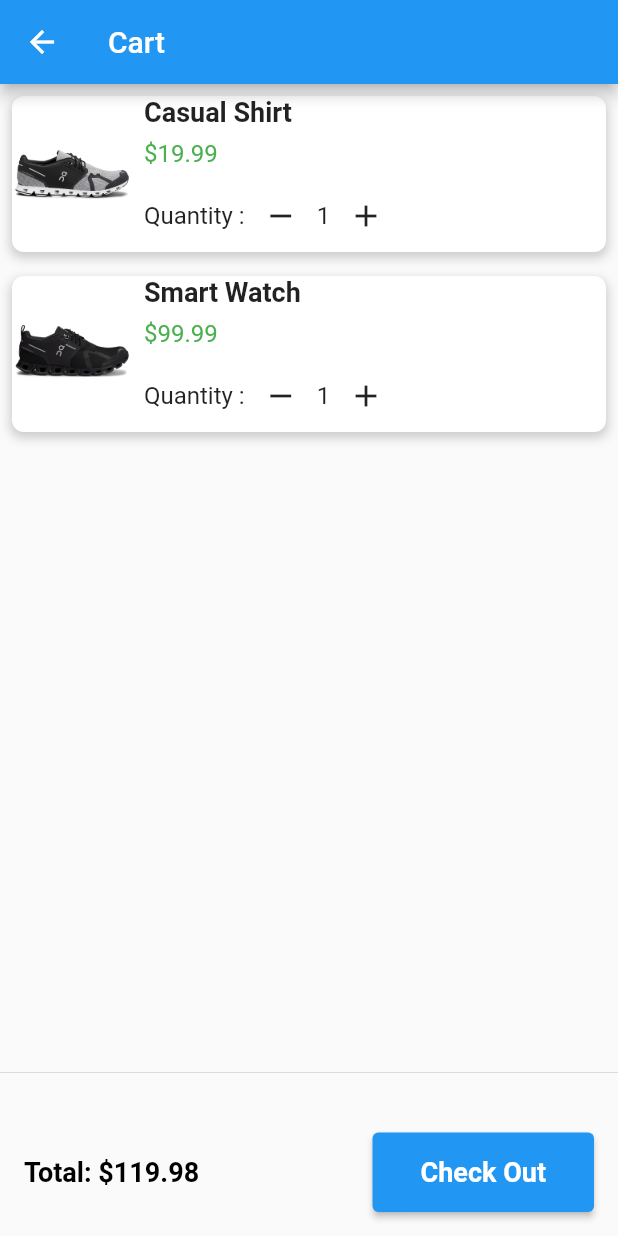
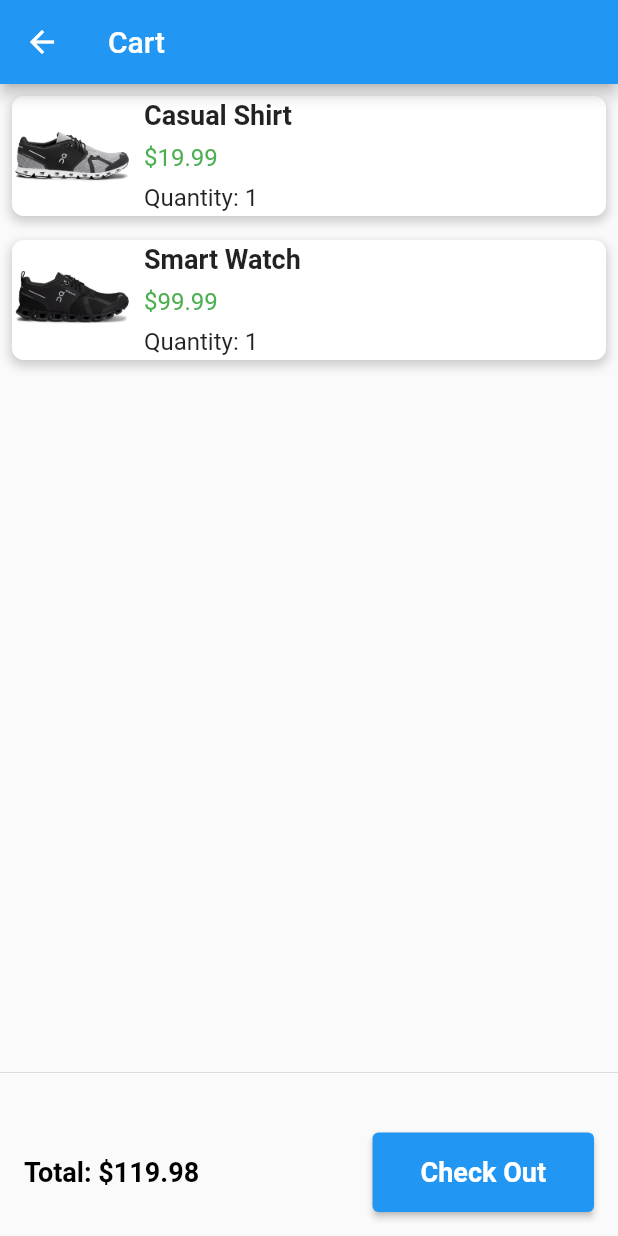
Before and after one commit to trantuankiet11884/Flutter, a Flutter app: the CartPage screen opened directly, on a phone screen of 412 x 824 dp. Run offline on Flutter 3.47's test engine with Material 2 defaults, Android fonts, the light colour scheme and no system bars; our stand-ins replace flutter_image_slideshow.

Commit message:
four time

```diff
--- a/lib/CartItem.dart
+++ b/lib/CartItem.dart
@@ -70,27 +70,11 @@ class CartItem extends StatelessWidget {
                 SizedBox(
                   height: 8.0,
                 ),
-                Row(
-                  children: [
-                    Text(
-                      'Quantity :',
-                      style: TextStyle(fontSize: 16),
-                    ),
-                    IconButton(
-                      icon: Icon(Icons.remove),
-                      onPressed: () {},
-                    ),
-                    Text(
-                      '$quantity',
-                      style: TextStyle(
-                        fontSize: 16,
-                      ),
-                    ),
-                    IconButton(
-                      icon: Icon(Icons.add),
-                      onPressed: () {},
-                    ),
-                  ],
+                Text(
+                  'Quantity: $quantity',
+                  style: TextStyle(
+                    fontSize: 16,
+                  ),
                 ),
               ],
             ),
```
